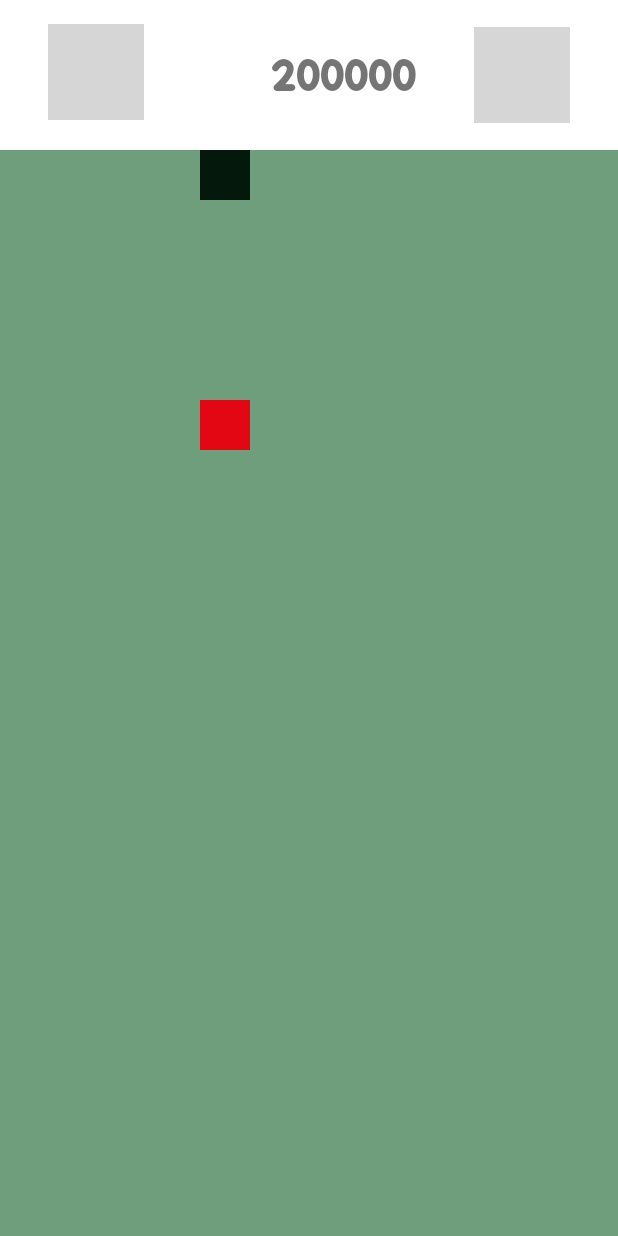
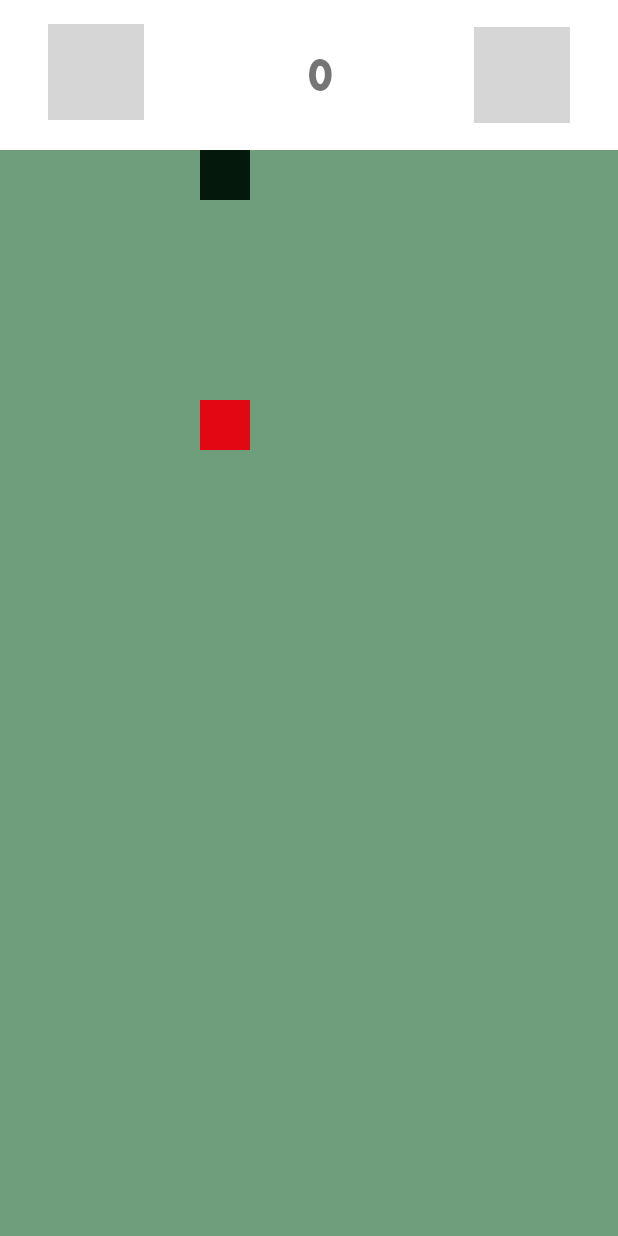
Before and after one commit to AleyyG/EducationalKidsApp, an Android app: the SnakeGameActivity screen opened directly, with no data from a screen before it, on a phone screen of 412 x 824 dp. Run offline under Robolectric (Android 15) with nearby library versions, the phone set to English and light mode, and no system bars; grey boxes are pictures that could not be loaded.

Commit message:
snake game high score

```diff
--- a/app/src/main/java/com/aleyna/firstgame/SnakeGameActivity.java
+++ b/app/src/main/java/com/aleyna/firstgame/SnakeGameActivity.java
@@ -2,7 +2,10 @@ package com.aleyna.firstgame;
 
 import androidx.appcompat.app.AppCompatActivity;
 
+import android.content.Context;
+import android.content.SharedPreferences;
 import android.os.Bundle;
+import android.util.Log;
 import android.view.View;
 import android.widget.ImageButton;
 import android.widget.TextView;
@@ -12,6 +15,8 @@ import java.util.TimerTask;
 
 public class SnakeGameActivity extends AppCompatActivity {
 
+    SharedPreferences sharedPreferences;
+    SharedPreferences.Editor editor;
     ImageButton backButton,restartButton;
     TextView scoreText;
     SnakeGame snakeGame;
@@ -38,6 +43,8 @@ public class SnakeGameActivity extends AppCompatActivity {
     protected void onCreate(Bundle savedInstanceState) {
         super.onCreate(savedInstanceState);
         setContentView(R.layout.activity_snake_game);
+        sharedPreferences = getPreferences(Context.MODE_PRIVATE);
+        editor = sharedPreferences.edit();
         backButton = findViewById(R.id.back_button);
         restartButton = findViewById(R.id.restart_button);
         snakeGame = findViewById(R.id.snakeGameView);
@@ -48,6 +55,14 @@ public class SnakeGameActivity extends AppCompatActivity {
             @Override
             public void onScoreUpdate(int score) {
                 scoreText.setText(String.valueOf(score*25));
+               // sharedPreferences.edit().remove("score").commit();
+                int highScore = sharedPreferences.getInt("score",0);
+                if(score*25>=highScore){
+                    editor.putInt("score",score*25);
+                    editor.apply();
+                }
+                Log.e("denemee",String.valueOf(highScore));
+
             }
 
             @Override
@@ -62,5 +77,12 @@ public class SnakeGameActivity extends AppCompatActivity {
                 snakeGame.restart();
             }
         });
+
+        backButton.setOnClickListener(new View.OnClickListener() {
+            @Override
+            public void onClick(View view) {
+
+            }
+        });
     }
 }
--- a/app/src/main/res/layout/activity_snake_game.xml
+++ b/app/src/main/res/layout/activity_snake_game.xml
@@ -32,15 +32,14 @@
             tools:ignore="SpeakableTextPresentCheck" />
 
         <TextView
-            android:layout_marginLeft="85dp"
-            android:layout_toRightOf="@+id/back_button"
-            android:layout_centerVertical="true"
-            android:layout_centerHorizontal="true"
             android:id="@+id/score"
             android:layout_width="wrap_content"
             android:layout_height="wrap_content"
+            android:layout_centerInParent="true"
+            android:layout_marginLeft="110dp"
+            android:layout_toRightOf="@+id/back_button"
             android:fontFamily="@font/candy_beans"
-            android:text="200000"
+            android:text="0"
             android:textSize="30sp" />
 
         <ImageButton
```
